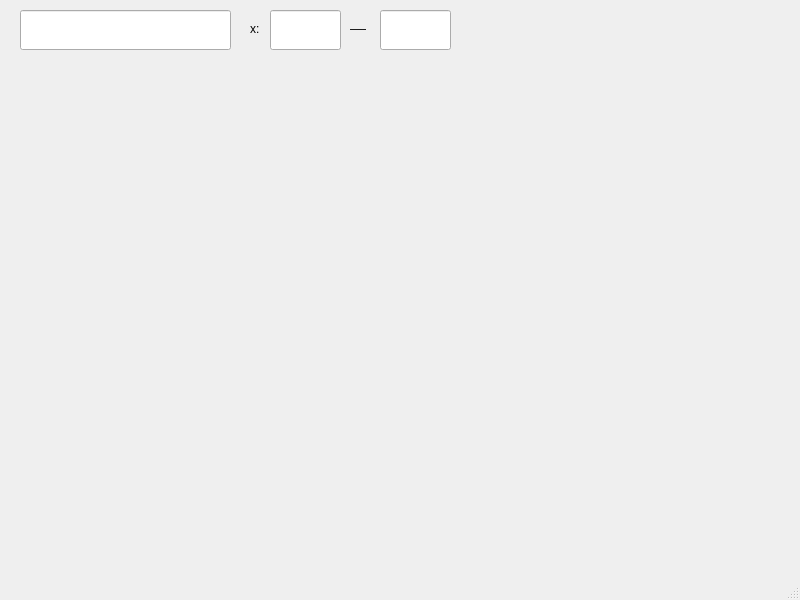
The window that mainwindow.ui (YangChengxxyy/FunctionImage) describes before a commit, drawn with Qt 5.
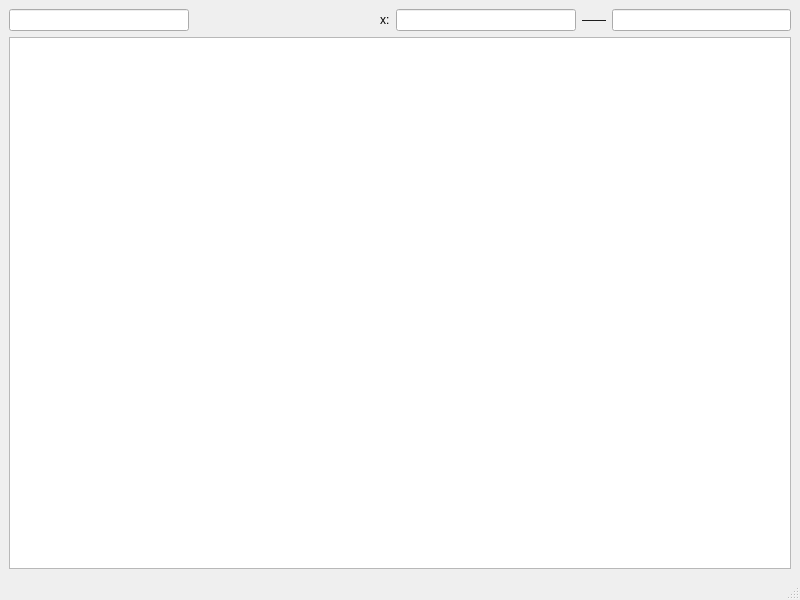
The same window after the commit.

```diff
--- a/mainwindow.ui
+++ b/mainwindow.ui
@@ -14,62 +14,47 @@
    <string>MainWindow</string>
   </property>
   <widget class="QWidget" name="centralwidget">
-   <widget class="QLabel" name="label">
-    <property name="geometry">
-     <rect>
-      <x>250</x>
-      <y>20</y>
-      <width>16</width>
-      <height>18</height>
-     </rect>
-    </property>
-    <property name="text">
-     <string>x:</string>
-    </property>
-   </widget>
-   <widget class="QLabel" name="label_2">
-    <property name="geometry">
-     <rect>
-      <x>350</x>
-      <y>20</y>
-      <width>16</width>
-      <height>18</height>
-     </rect>
-    </property>
-    <property name="text">
-     <string>——</string>
-    </property>
-   </widget>
-   <widget class="QLineEdit" name="expressionEdit">
-    <property name="geometry">
-     <rect>
-      <x>20</x>
-      <y>10</y>
-      <width>211</width>
-      <height>40</height>
-     </rect>
-    </property>
-   </widget>
-   <widget class="QLineEdit" name="minXEdit">
-    <property name="geometry">
-     <rect>
-      <x>270</x>
-      <y>10</y>
-      <width>71</width>
-      <height>40</height>
-     </rect>
-    </property>
-   </widget>
-   <widget class="QLineEdit" name="manXEdit">
-    <property name="geometry">
-     <rect>
-      <x>380</x>
-      <y>10</y>
-      <width>71</width>
-      <height>40</height>
-     </rect>
-    </property>
-   </widget>
+   <layout class="QGridLayout" name="gridLayout">
+    <item row="0" column="4">
+     <widget class="QLabel" name="label_2">
+      <property name="text">
+       <string>——</string>
+      </property>
+     </widget>
+    </item>
+    <item row="0" column="0">
+     <widget class="QLineEdit" name="expressionEdit"/>
+    </item>
+    <item row="0" column="5">
+     <widget class="QLineEdit" name="manXEdit"/>
+    </item>
+    <item row="1" column="0" colspan="6">
+     <widget class="QTableWidget" name="tableWidget"/>
+    </item>
+    <item row="0" column="2">
+     <widget class="QLabel" name="label">
+      <property name="text">
+       <string>x:</string>
+      </property>
+     </widget>
+    </item>
+    <item row="0" column="3">
+     <widget class="QLineEdit" name="minXEdit"/>
+    </item>
+    <item row="0" column="1">
+     <spacer name="horizontalSpacer">
+      <property name="orientation">
+       <enum>Qt::Horizontal</enum>
+      </property>
+      <property name="sizeHint" stdset="0">
+       <size>
+        <width>40</width>
+        <height>20</height>
+       </size>
+      </property>
+     </spacer>
+    </item>
+   </layout>
   </widget>
   <widget class="QMenuBar" name="menubar">
    <property name="geometry">
```
